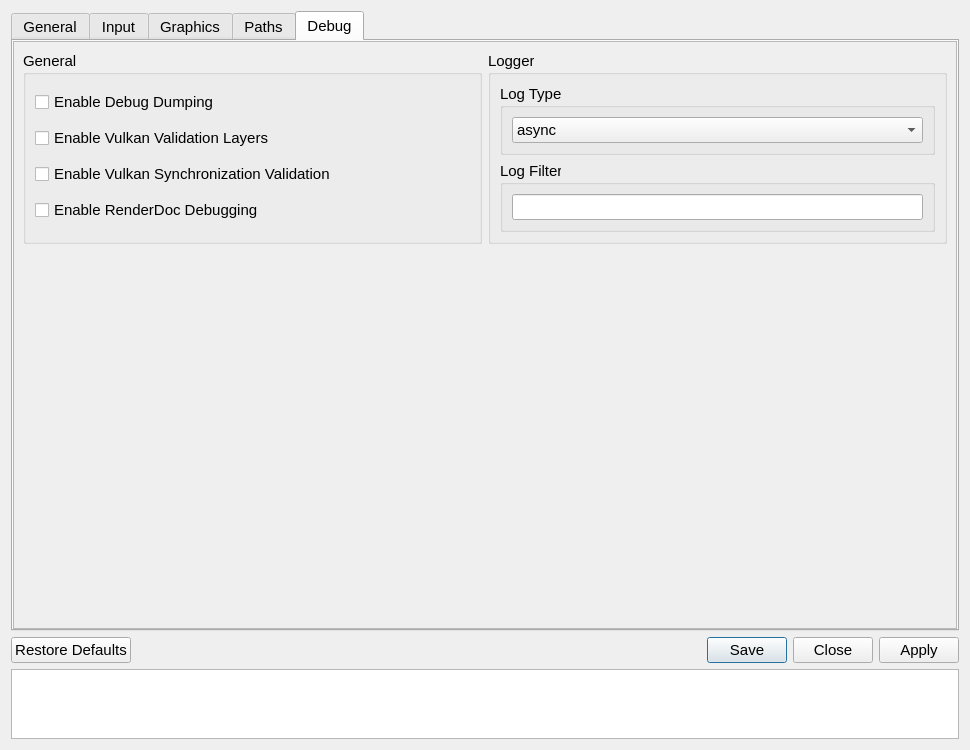
First picture: the form in src/qt_gui/settings_dialog.ui, repository shadps4-emu/shadPS4, before the edit.
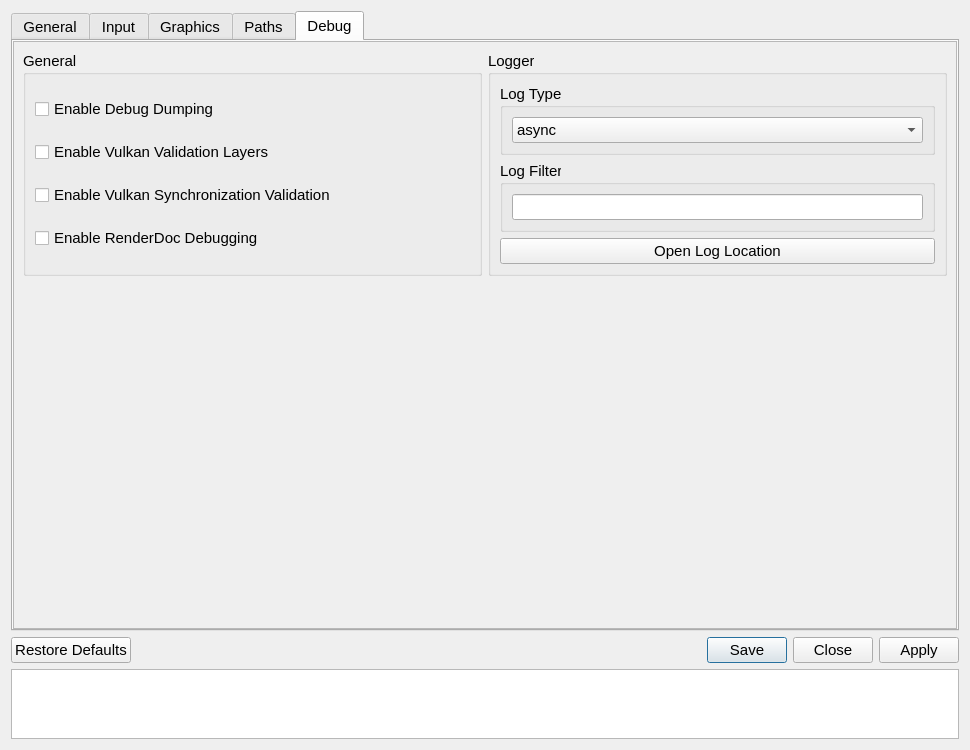
Second picture: the form after the edit. The open tabs and pages were chosen to show the change. Icons and pictures are not drawn.

Commit message: GUI: Open Log Location - Button

Patch:
```diff
--- a/src/qt_gui/settings_dialog.ui
+++ b/src/qt_gui/settings_dialog.ui
@@ -1394,6 +1394,13 @@
                  </item>
                 </layout>
                </item>
+               <item>
+                <widget class="QPushButton" name="OpenLogLocationButton">
+                 <property name="text">
+                  <string>Open Log Location</string>
+                 </property>
+                </widget>
+               </item>
               </layout>
              </widget>
             </item>
```
The commit also changes 29 other files.
